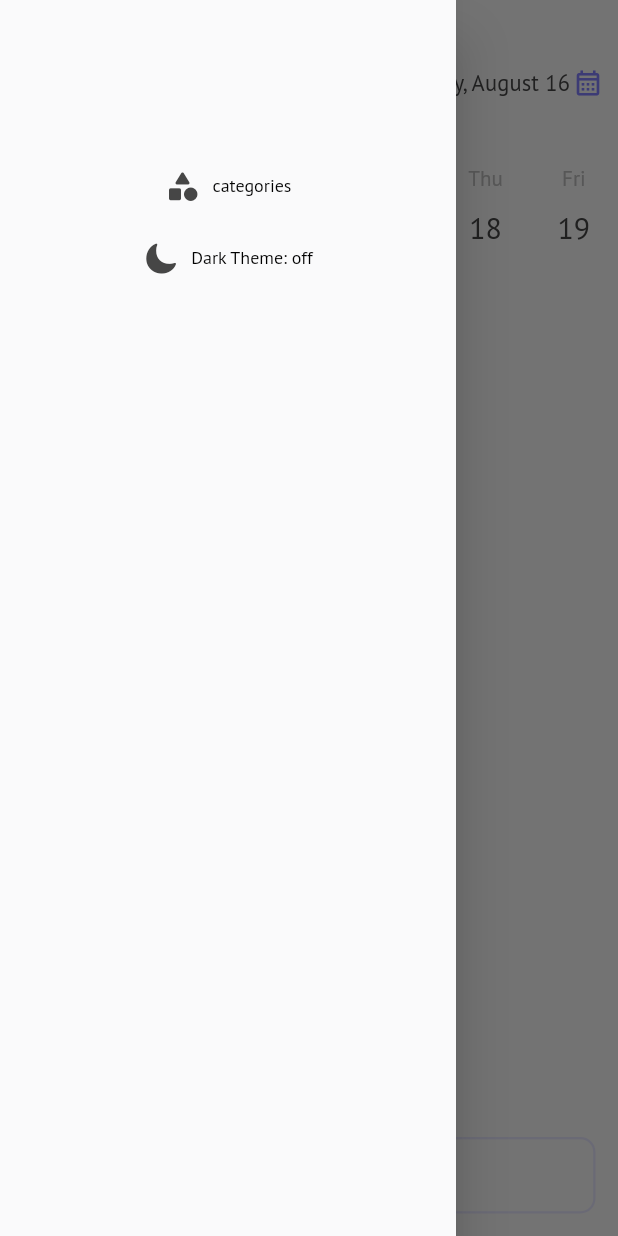
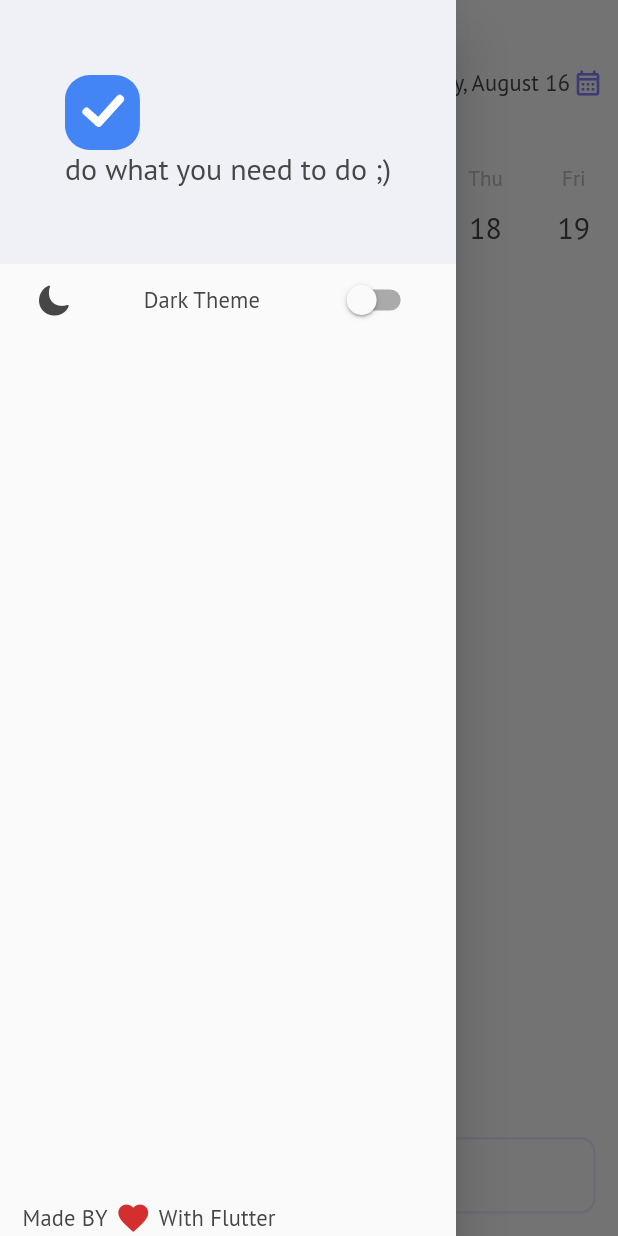
Before and after one commit to mohhamad-esmaili/Todo, a Flutter app: the screen it shows after launch, with the side drawer open, on a phone screen of 412 x 824 dp. Run offline on Flutter 3.47's test engine with Material 2 defaults, Android fonts, the phone set to English and light mode, and no system bars; drawn by our look-alikes of table_calendar; our stand-ins replace flutter_svg, get, hive, hive_flutter, loading_animation_widget; accounts and stored records are empty.

Commit message:
home is done with dismissible and ..

```diff
--- a/lib/view/home/home_screen.dart
+++ b/lib/view/home/home_screen.dart
@@ -1,7 +1,7 @@
 import 'package:flutter/material.dart';
+
 import 'package:get/get.dart';
 import 'package:todo/controller/event_controller.dart';
-import 'package:todo/model/event_model.dart';
 
 import 'package:todo/view/home/widgets/widget_exporter.dart';
 
@@ -24,31 +24,36 @@ class HomeScreen extends StatelessWidget {
             mainAxisSize: MainAxisSize.min,
             children: [
               TableCalendarWidget(),
-              ListView.builder(
+              Container(
+                padding:
+                    const EdgeInsets.symmetric(vertical: 5, horizontal: 15),
+                child: ListView.separated(
                   shrinkWrap: true,
+                  reverse: true,
                   physics: const NeverScrollableScrollPhysics(),
                   itemCount:
                       controller.getEvents(controller.selectedDay.value).length,
+                  separatorBuilder: (context, index) => const SizedBox(
+                    height: 6,
+                  ),
                   itemBuilder: (BuildContext context, int index) {
-                  List<Event> allEvents =
+                    List allEvents =
                         controller.getEvents(controller.selectedDay.value);
-                  return ListTile(
-                    tileColor: allEvents[index].priority,
-                    title: Text(allEvents[index].title),
-                    trailing: IconButton(
-                      onPressed: () => controller.deleteEvent(index),
-                      icon: const Icon(Icons.delete),
-                    ),
+
+                    return EventListTileWWidget(
+                      index: index,
+                      title: allEvents[index].title,
+                      priority: allEvents[index].priority,
+                      isDone: allEvents[index].isDone,
                     );
                   },
                 ),
+              ),
+              const SizedBox(height: 100),
             ],
           ),
         ),
       ),
-      // floatingActionButton: FloatingActionButton(
-      //   onPressed: () => eventController.createItem('1', Colors.red),
-      // ),
       bottomSheet: const AddEventBTN(),
     );
   }
--- a/lib/view/home/widgets/home_appbar/home_drawer/drawer.dart
+++ b/lib/view/home/widgets/home_appbar/home_drawer/drawer.dart
@@ -1,7 +1,9 @@
 import 'package:flutter/cupertino.dart';
 import 'package:flutter/material.dart';
+import 'package:flutter_svg/svg.dart';
 import 'package:get/get.dart';
 import 'package:todo/controller/theme_controller.dart';
+import 'package:todo/view/utils/colors.dart';
 
 class DrawerWidget extends StatelessWidget {
   const DrawerWidget({Key? key}) : super(key: key);
@@ -14,33 +16,67 @@ class DrawerWidget extends StatelessWidget {
       child: Column(
         crossAxisAlignment: CrossAxisAlignment.stretch,
         children: [
-          const SizedBox(height: 100.0),
-          // const Spacer(),
-          TextButton.icon(
-            icon: Icon(
-              Icons.category_rounded,
-              color: Theme.of(context).iconTheme.color,
-            ),
-            onPressed: () => Get.toNamed('/category-add'),
-            label: Text(
-              'categories',
-              style: Theme.of(context).textTheme.labelMedium,
+          Container(
+            width: double.infinity,
+            // height: 200,
+            color: TodoColors().lightGrey,
+            alignment: Alignment.center,
+            padding: const EdgeInsets.only(top: 50, bottom: 50),
+            child: Column(
+              mainAxisAlignment: MainAxisAlignment.center,
+              crossAxisAlignment: CrossAxisAlignment.start,
+              children: [
+                SvgPicture.asset('assets/images/logo.svg', width: 50),
+                const Text(
+                  'do what you need to do ;)',
+                  style: TextStyle(fontSize: 20, color: Color(0xff464646)),
+                )
+              ],
             ),
           ),
           GetBuilder<ThemeController>(
-            builder: (controller) => TextButton.icon(
-              onPressed: () => controller.switchTheme(),
-              icon: Icon(
-                controller.isDark.value
-                    ? CupertinoIcons.brightness_solid
-                    : CupertinoIcons.moon_fill,
-                color: Theme.of(context).iconTheme.color,
+            builder: (controller) => Row(
+              mainAxisAlignment: MainAxisAlignment.spaceAround,
+              children: [
+                Icon(
+                  controller.isDark.value
+                      ? CupertinoIcons.brightness_solid
+                      : CupertinoIcons.moon_fill,
+                  color: Theme.of(context).iconTheme.color,
+                ),
+                Text(
+                  'Dark Theme',
+                  style: Theme.of(context).textTheme.titleSmall,
+                ),
+                Switch(
+                  value: controller.loadThemeFromBox(),
+                  activeColor: TodoColors().darkYellow,
+                  onChanged: (_) => controller.switchTheme(),
+                )
+              ],
+            ),
+          ),
+          const Spacer(),
+          Row(
+            // mainAxisAlignment: MainAxisAlignment.spaceEvenly,
+            children: [
+              const SizedBox(width: 15),
+              Text(
+                "Made BY",
+                style: Theme.of(context).textTheme.titleSmall,
               ),
-              label: Text(
-                controller.isDark.value ? 'Dark Theme: on' : 'Dark Theme: off',
-                style: Theme.of(context).textTheme.labelMedium,
+              const SizedBox(width: 5),
+              Icon(
+                Icons.favorite_sharp,
+                color: Colors.red[700],
               ),
-            ),
+              const SizedBox(width: 5),
+              Text(
+                "With Flutter",
+                style: Theme.of(context).textTheme.titleSmall,
+              ),
+              const SizedBox(height: 10),
+            ],
           )
         ],
       ),
--- a/lib/view/home/widgets/widget_exporter.dart
+++ b/lib/view/home/widgets/widget_exporter.dart
@@ -1,4 +1,5 @@
 export 'table_calendar/table_calendar_widget.dart';
+export 'package:todo/view/home/widgets/events_listtile/event_listtile.dart';
 
 export 'home_appbar/appbar_row.dart';
 export 'home_appbar/home_drawer/drawer.dart';
```
Also changed, not shown: lib/view/home/widgets/bottomsheet/event_sheet.dart (+18 -7 lines), lib/view/home/widgets/events_listtile/event_listtile.dart (added, +93 -0 lines). Lines whose indentation alone changed are shown as unchanged.
